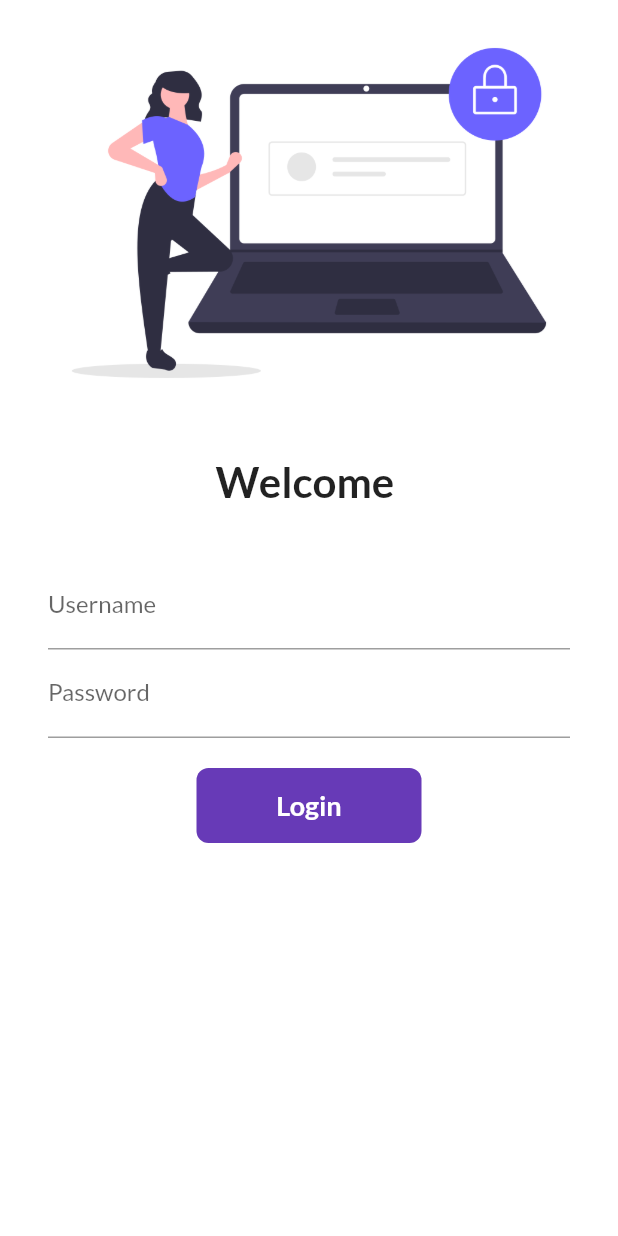
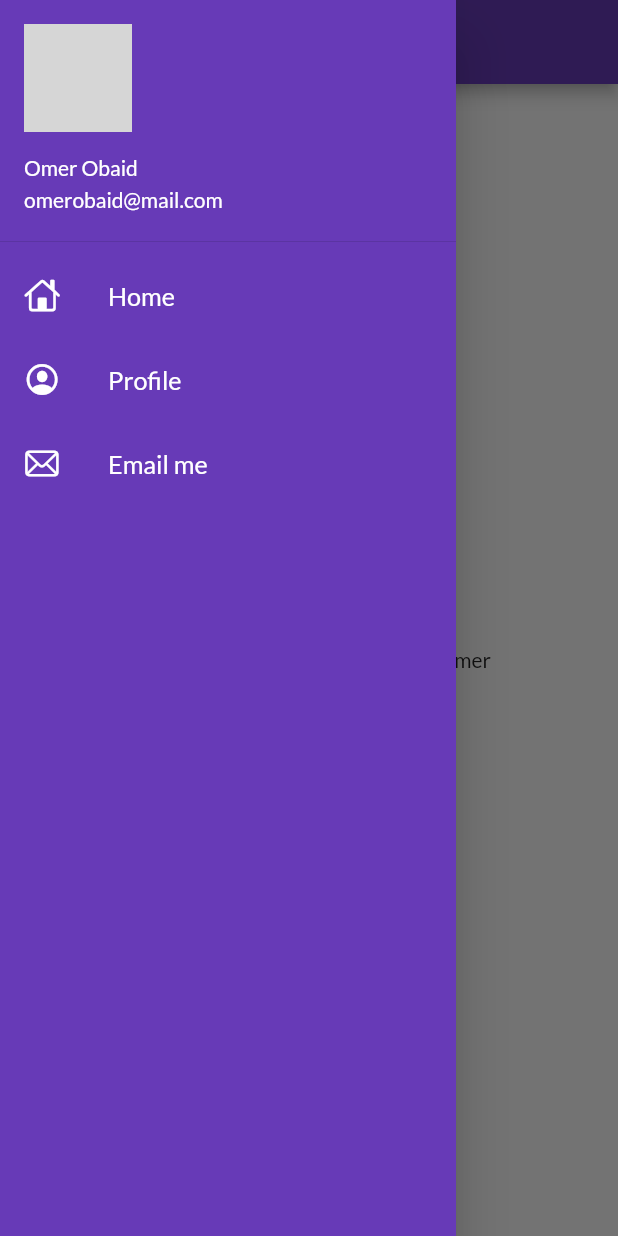
Before and after one commit to omer-obaid/30DaysofFlutter, a Flutter app: the screen it shows after launch, with the side drawer open (before the commit the screen has no drawer), on a phone screen of 412 x 824 dp. Run offline on Flutter 3.47's test engine with Material 2 defaults, Android fonts, the phone set to English and light mode, and no system bars; our stand-ins replace google_fonts, matcher; network calls fail; grey boxes are pictures that could not be loaded.

Commit message:
day 9 completed

```diff
--- a/lib/main.dart
+++ b/lib/main.dart
@@ -19,7 +19,7 @@ class MyApp extends StatelessWidget {
       ),
       debugShowCheckedModeBanner: false,
       darkTheme: ThemeData(brightness: Brightness.dark),
-      initialRoute: "/",
+      initialRoute: MyRoutes.homeRoute,
       routes: {
         "/": (context) => LoginPage(),
         MyRoutes.homeRoute: (context) => HomePage(),
--- a/lib/pages/home_page.dart
+++ b/lib/pages/home_page.dart
@@ -1,4 +1,6 @@
 import 'package:flutter/material.dart';
+
+import '../widgets/drawer.dart';
 
 class HomePage extends StatelessWidget {
   final int days = 30;
@@ -15,7 +17,7 @@ class HomePage extends StatelessWidget {
           child: Text("Welcome to $days Days of Flutter by $name"),
         ),
       ),
-      drawer: Drawer(),
+      drawer: MyDrawer(),
     );
   }
 }
--- /dev/null
+++ b/lib/widgets/drawer.dart
@@ -0,0 +1,67 @@
+import 'package:flutter/cupertino.dart';
+import 'package:flutter/material.dart';
+import 'package:flutter/src/widgets/framework.dart';
+import 'package:flutter/src/foundation/key.dart';
+import 'package:matcher/matcher.dart';
+
+class MyDrawer extends StatelessWidget {
+  @override
+  Widget build(BuildContext context) {
+    final imageUrl =
+        "https://instagram.fruh4-1.fna.fbcdn.net/v/t51.2885-19/91964723_224638135314054_6021869789117415424_n.jpg?stp=dst-jpg_s320x320&_nc_ht=instagram.fruh4-1.fna.fbcdn.net&_nc_cat=106&_nc_ohc=nQfnsRIxJSAAX_CtpZP&edm=AOQ1c0wBAAAA&ccb=7-5&oh=00_AT91lRG6sClFkTSTuZCE0SAVdXJBaHwg-B6EgQ0dEEDo7A&oe=62EDD8BD&_nc_sid=8fd12b";
+    return Drawer(
+      child: Container(
+        color: Colors.deepPurple,
+        child: ListView(
+          //padding: EdgeInsets.zero,
+          children: [
+            DrawerHeader(
+              padding: EdgeInsets.zero,
+              child: UserAccountsDrawerHeader(
+                margin: EdgeInsets.zero,
+                accountName: Text("Omer Obaid"),
+                accountEmail: Text("omerobaid@mail.com"),
+                currentAccountPicture: CircleAvatar(
+                  backgroundImage: NetworkImage(imageUrl),
+                ),
+              ),
+            ),
+            ListTile(
+              leading: Icon(
+                CupertinoIcons.home,
+                color: Colors.white,
+              ),
+              title: Text(
+                "Home",
+                textScaleFactor: 1.2,
+                style: TextStyle(color: Colors.white),
+              ),
+            ),
+            ListTile(
+              leading: Icon(
+                CupertinoIcons.profile_circled,
+                color: Colors.white,
+              ),
+              title: Text(
+                "Profile",
+                textScaleFactor: 1.2,
+                style: TextStyle(color: Colors.white),
+              ),
+            ),
+            ListTile(
+              leading: Icon(
+                CupertinoIcons.mail,
+                color: Colors.white,
+              ),
+              title: Text(
+                "Email me",
+                textScaleFactor: 1.2,
+                style: TextStyle(color: Colors.white),
+              ),
+            )
+          ],
+        ),
+      ),
+    );
+  }
+}
```
Also changed, not shown: lib/pages/login_page.dart (+40 -26 lines), assets/images/hey.png (added).
